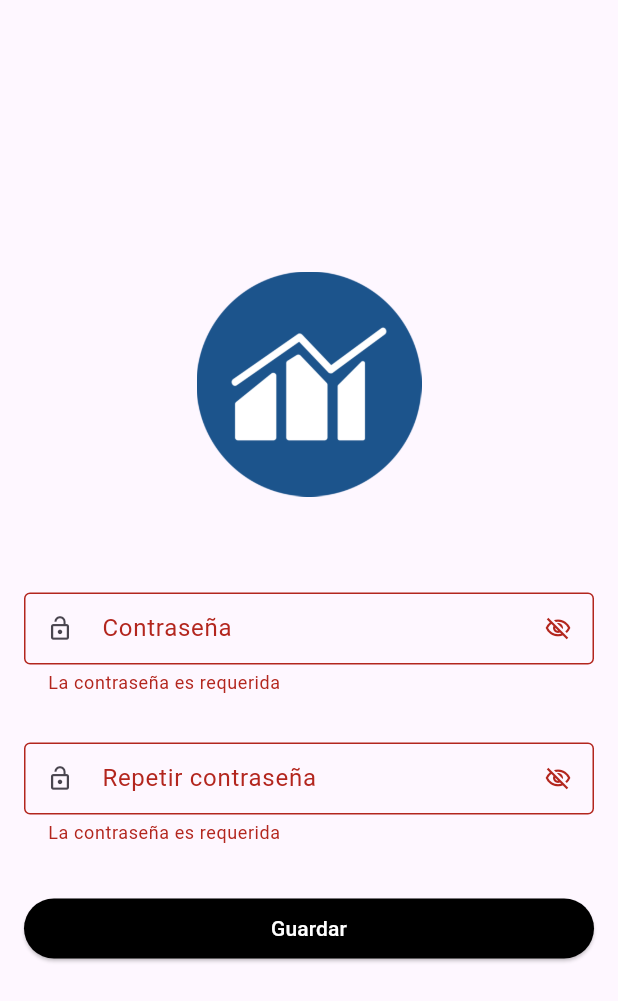
After one commit to CrisSoven/10_finance_app, a Flutter app: the ChangePassword screen opened by its route, after a tap on "Guardar", on a phone screen of 412 x 824 dp. The commit adds this screen. Shown: the top 1001 px of the screen. Run offline on Flutter 3.47's test engine with Material 3 defaults, Android fonts, the phone set to English and light mode, and no system bars.

Commit message:
[ADD] change password implementada

```diff
--- a/lib/main.dart
+++ b/lib/main.dart
@@ -1,3 +1,4 @@
+ import 'package:finances_app/modules/auth/change_password.dart';
 import 'package:finances_app/modules/auth/code_validation.dart';
 import 'package:finances_app/modules/auth/forgot_password.dart';
 import 'package:finances_app/modules/auth/login.dart';
@@ -19,6 +20,7 @@ class MyApp extends StatelessWidget {
         '/login': (context) => const Login(),
         '/forgot-password': (context) => const ForgotPassword(),
         '/code-validation': (context) => const CodeValidation(),
+        '/change-password': (context) => const ChangePassword(),
       },
     );
   }
--- /dev/null
+++ b/lib/modules/auth/change_password.dart
@@ -0,0 +1,116 @@
+import 'package:flutter/material.dart';
+
+class ChangePassword extends StatefulWidget {
+  const ChangePassword({super.key});
+
+  @override
+  State<ChangePassword> createState() => _ChangePasswordState();
+}
+
+class _ChangePasswordState extends State<ChangePassword> {
+  final GlobalKey<FormState> _formKey = GlobalKey<FormState>();
+  final TextEditingController _password = TextEditingController();
+  final TextEditingController _newPass = TextEditingController();
+  bool _isOscurePassword = true;
+  bool _isOscureNewPass = true;
+
+  @override
+  Widget build(BuildContext context) {
+    return Scaffold(
+      body: Center(
+        child: SingleChildScrollView(
+          child: Padding(
+            padding: const EdgeInsets.all(16.0),
+            child: Center(
+              child: Form(
+                key: _formKey,
+                child: Column(
+                  mainAxisAlignment: MainAxisAlignment.center,
+                  children: [
+                    Image.asset('assets/logo.png', width: 150, height: 150),
+                    const SizedBox(height: 64),
+                    TextFormField(
+                      decoration: InputDecoration(
+                        border: const OutlineInputBorder(),
+                        isDense: true,
+                        hintText: "········",
+                        label: const Text("Contraseña"),
+                        prefixIcon: const Icon(Icons.lock_open),
+                        suffixIcon: IconButton(
+                          onPressed: () => setState(
+                              () => _isOscurePassword = !_isOscurePassword),
+                          icon: Icon(
+                            _isOscurePassword
+                                ? Icons.visibility_off_outlined
+                                : Icons.visibility_outlined,
+                          ),
+                        ),
+                      ),
+                      obscureText: _isOscurePassword,
+                      controller: _password,
+                      validator: (value) {
+                        if (value == null || value.isEmpty) {
+                          return "La contraseña es requerida";
+                        }
+                        return null;
+                      },
+                    ),
+                    const SizedBox(height: 32.0),
+                    TextFormField(
+                      decoration: InputDecoration(
+                        border: const OutlineInputBorder(),
+                        isDense: true,
+                        hintText: "········",
+                        label: const Text("Repetir contraseña"),
+                        prefixIcon: const Icon(Icons.lock_open),
+                        suffixIcon: IconButton(
+                          onPressed: () => setState(
+                              () => _isOscureNewPass = !_isOscureNewPass),
+                          icon: Icon(
+                            _isOscureNewPass
+                                ? Icons.visibility_off_outlined
+                                : Icons.visibility_outlined,
+                          ),
+                        ),
+                      ),
+                      obscureText: _isOscureNewPass,
+                      controller: _newPass,
+                      validator: (value) {
+                        if (value == null || value.isEmpty) {
+                          return "La contraseña es requerida";
+                        }
+
+                        if (value != _password.text) {
+                          return "Las contraseñas no coinciden";
+                        }
+
+                        return null;
+                      },
+                    ),
+                    const SizedBox(height: 32.0),
+                    SizedBox(
+                      width: double.infinity,
+                      child: ElevatedButton(
+                        onPressed: () => _validateForm(),
+                        style: ElevatedButton.styleFrom(
+                            backgroundColor: Colors.black,
+                            foregroundColor: Colors.white),
+                        child: const Text("Guardar"),
+                      ),
+                    ),
+                  ],
+                ),
+              ),
+            ),
+          ),
+        ),
+      ),
+    );
+  }
+
+  void _validateForm() {
+    if (_formKey.currentState!.validate()) {
+      Navigator.pushNamed(context, '/login');
+    }
+  }
+}
--- a/lib/modules/auth/code_validation.dart
+++ b/lib/modules/auth/code_validation.dart
@@ -27,7 +27,7 @@ class _CodeValidationState extends State<CodeValidation> {
                     decoration: const InputDecoration(
                         border: OutlineInputBorder(),
                         isDense: true,
-                        hintText: "123456",
+                        hintText: "000000",
                         label: Text("Código de verificación"),
                         prefixIcon: Icon(Icons.email_outlined)),
                     keyboardType: TextInputType.number,
@@ -37,11 +37,12 @@ class _CodeValidationState extends State<CodeValidation> {
                   SizedBox(
                     width: double.infinity,
                     child: ElevatedButton(
-                      onPressed: () {},
+                      onPressed: () =>
+                          Navigator.pushNamed(context, '/change-password'),
                       style: ElevatedButton.styleFrom(
                           backgroundColor: Colors.black,
                           foregroundColor: Colors.white),
-                      child: const Text("Enviar código"),
+                      child: const Text("Validar código"),
                     ),
                   ),
                 ],
--- a/lib/modules/auth/login.dart
+++ b/lib/modules/auth/login.dart
@@ -35,7 +35,7 @@ class _LoginState extends State<Login> {
                     keyboardType: TextInputType.emailAddress,
                     controller: _email,
                   ),
-                  const SizedBox(height: 32),
+                  const SizedBox(height: 32.0),
                   TextFormField(
                     decoration: InputDecoration(
                       border: const OutlineInputBorder(),
```
